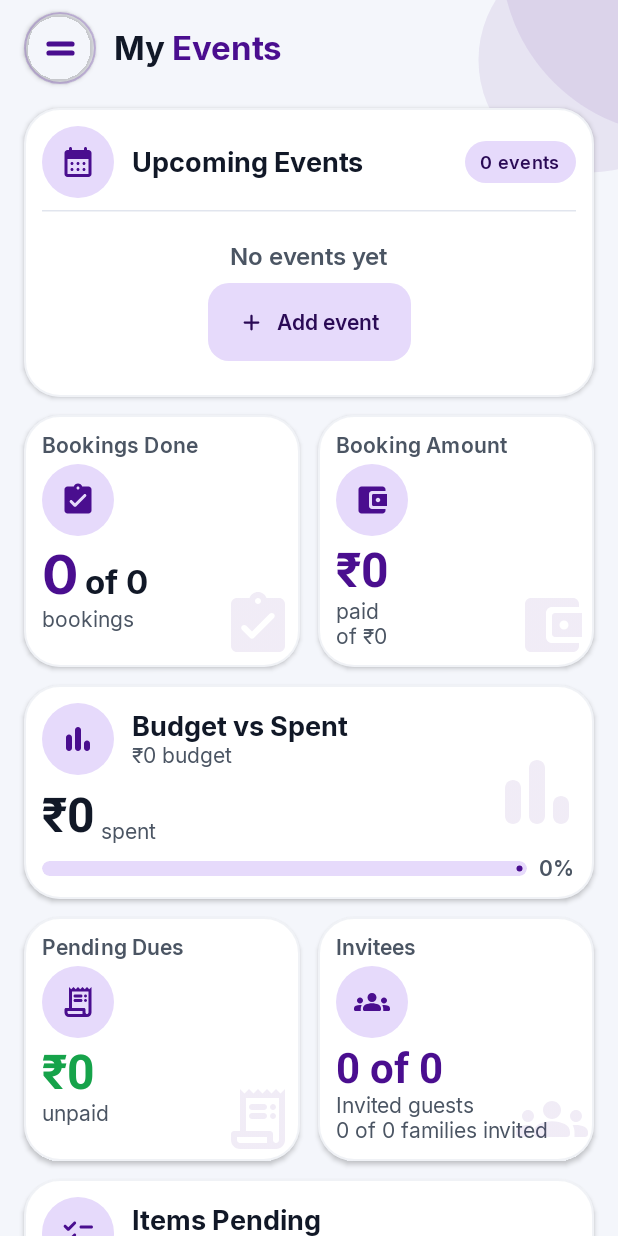
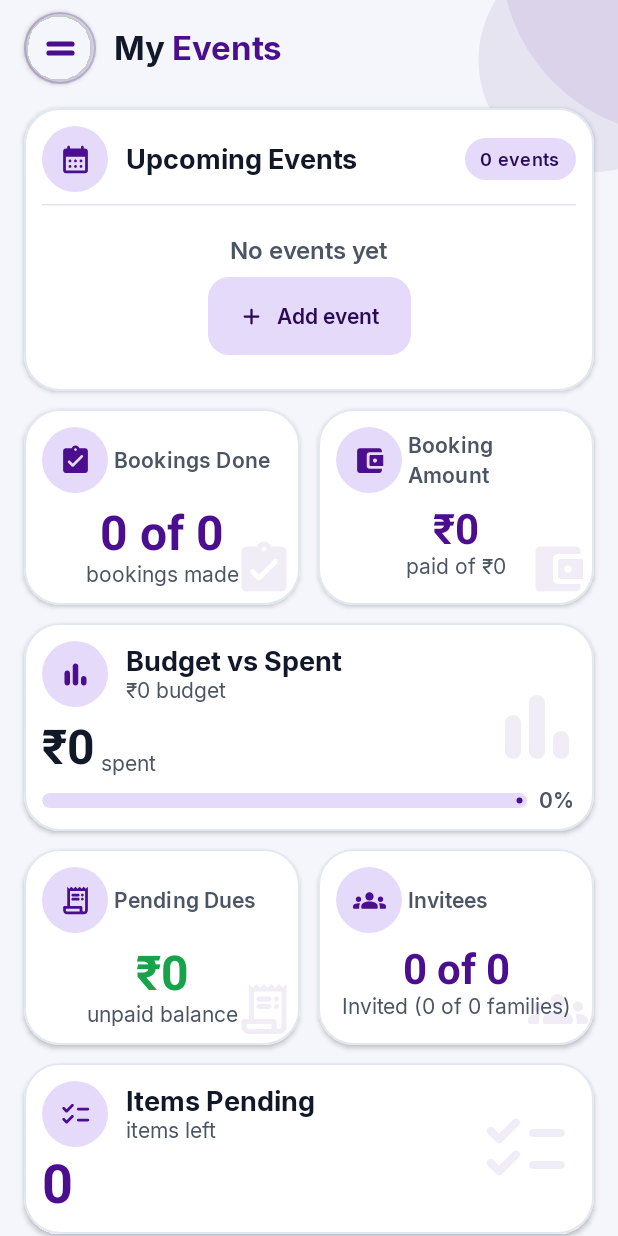
Before and after one commit to sabujdip01/MyEvents, an Android app built with Jetpack Compose: the composable HomeScreen shown on its own in the app's theme, on a phone screen of 412 x 824 dp. Run offline under Robolectric (Android 15) with nearby library versions, the phone set to English and light mode, and no system bars; our stand-ins replace Dagger/Hilt's generated code, Room's generated code; 4 statements that could not run were skipped.

Commit message:
feat(home): align card headers horizontally with icons, light card borders, event popup trigger, and bookingMade count calculation

```diff
--- a/app/src/main/java/sabuj/m/myevents/domain/usecase/ObserveHomeSummaryUseCase.kt
+++ b/app/src/main/java/sabuj/m/myevents/domain/usecase/ObserveHomeSummaryUseCase.kt
@@ -69,7 +69,7 @@ class ObserveHomeSummaryUseCase @Inject constructor(
             val pendingChecklistItems = tasks.count { !it.completed }
             val totalPendingItems = pendingExpenseItems + pendingChecklistItems
 
-            val completedBookings = bookings.count { it.isFullyPaid }
+            val completedBookings = bookings.count { it.bookingMade }
             val totalBookingsCount = bookings.size
 
             HomeSummary(
--- a/app/src/main/java/sabuj/m/myevents/feature/home/HomeScreen.kt
+++ b/app/src/main/java/sabuj/m/myevents/feature/home/HomeScreen.kt
@@ -32,15 +32,20 @@ import androidx.compose.material3.Text
 import androidx.compose.runtime.Composable
 import androidx.compose.runtime.collectAsState
 import androidx.compose.runtime.getValue
+import androidx.compose.runtime.mutableStateOf
+import androidx.compose.runtime.remember
+import androidx.compose.runtime.setValue
 import androidx.compose.ui.Alignment
 import androidx.compose.ui.Modifier
 import androidx.compose.ui.draw.clip
+import androidx.compose.ui.graphics.Color
 import androidx.compose.ui.graphics.StrokeCap
 import androidx.compose.ui.graphics.vector.ImageVector
 import androidx.compose.ui.text.SpanStyle
 import androidx.compose.ui.text.TextStyle
 import androidx.compose.ui.text.buildAnnotatedString
 import androidx.compose.ui.text.font.FontWeight
+import androidx.compose.ui.text.style.TextAlign
 import androidx.compose.ui.text.withStyle
 import androidx.compose.ui.unit.dp
 import androidx.compose.ui.unit.sp
@@ -53,6 +58,7 @@ import sabuj.m.myevents.core.theme.Radius
 import sabuj.m.myevents.core.theme.Spacing
 import sabuj.m.myevents.core.theme.bodyM
 import sabuj.m.myevents.core.theme.labelL
+import sabuj.m.myevents.core.theme.labelM
 import sabuj.m.myevents.core.theme.titleL
 import sabuj.m.myevents.core.theme.titleM
 import sabuj.m.myevents.core.theme.titleS
@@ -62,10 +68,12 @@ import sabuj.m.myevents.core.ui.PillVariant
 import sabuj.m.myevents.core.ui.doodles.BgBlobs
 import sabuj.m.myevents.core.util.DateUtils
 import sabuj.m.myevents.core.util.MoneyFormatter
+import sabuj.m.myevents.domain.model.Event
 import sabuj.m.myevents.domain.model.EventSummary
+import sabuj.m.myevents.feature.events.EventDetailsSheet
 
 /**
- * Home screen dashboard — design.md section 6.4 & Items C1–C11.
+ * Home screen dashboard — design.md section 6.4 & Items B1–B4.
  */
 @Composable
 fun HomeScreen(
@@ -75,7 +83,39 @@ fun HomeScreen(
     viewModel: HomeViewModel = hiltViewModel(),
 ) {
     val state by viewModel.state.collectAsState()
-    HomeContent(state = state, onMenuClick = onMenuClick, onNavigateToEvents = onNavigateToEvents, modifier = modifier)
+    var selectedEventSummary by remember { mutableStateOf<EventSummary?>(null) }
+
+    Box(modifier = Modifier.fillMaxSize()) {
+        HomeContent(
+            state               = state,
+            onMenuClick         = onMenuClick,
+            onNavigateToEvents  = onNavigateToEvents,
+            onEventClick        = { eventSummary -> selectedEventSummary = eventSummary },
+            modifier            = modifier,
+        )
+
+        // Item B3: View Event Popup on chevron click
+        selectedEventSummary?.let { summary ->
+            EventDetailsSheet(
+                event = Event(
+                    id               = summary.id,
+                    title            = summary.title,
+                    eventName        = summary.title,
+                    date             = summary.date,
+                    icon             = summary.icon,
+                    budgetPaise      = 0L,
+                    inviteesRequired = true,
+                    createdAt        = 0L,
+                    updatedAt        = 0L,
+                    syncState        = sabuj.m.myevents.domain.model.SyncState.PENDING,
+                    deleted          = false,
+                ),
+                onDismiss = { selectedEventSummary = null },
+                onEdit    = { selectedEventSummary = null; onNavigateToEvents() },
+                onDelete  = { selectedEventSummary = null; onNavigateToEvents() },
+            )
+        }
+    }
 }
 
 @Composable
@@ -83,6 +123,7 @@ private fun HomeContent(
     state: HomeUiState,
     onMenuClick: () -> Unit,
     onNavigateToEvents: () -> Unit,
+    onEventClick: (EventSummary) -> Unit,
     modifier: Modifier = Modifier,
 ) {
     Box(
@@ -126,7 +167,7 @@ private fun HomeContent(
                 verticalArrangement = Arrangement.spacedBy(Spacing.md),
             ) {
                 // 1. Upcoming Events
-                UpcomingEventsCard(events = state.upcomingEvents, onAddEvent = onNavigateToEvents, onEventClick = { onNavigateToEvents() })
+                UpcomingEventsCard(events = state.upcomingEvents, onAddEvent = onNavigateToEvents, onEventClick = onEventClick)
 
                 // 2 + 3. Bookings Done | Booking Amount
                 Row(
@@ -166,7 +207,7 @@ private fun HomeContent(
                 // 7. Items Pending
                 ItemsPendingCard(count = state.itemsPending)
 
-                // Navigation bar padding prevents overlap with Android system nav bar (Item C1)
+                // Navigation bar padding prevents overlap with Android system nav bar
                 Spacer(Modifier.navigationBarsPadding().height(Spacing.xl2))
             }
         }
@@ -174,7 +215,7 @@ private fun HomeContent(
 }
 
 // ---------------------------------------------------------------------------
-// Shared card shell — Item C6 (50% reduced shadow & light border)
+// Shared card shell — Item B2 (light border for light mode)
 // ---------------------------------------------------------------------------
 
 @Composable
@@ -188,8 +229,8 @@ private fun HomeCard(
         color           = AppColor.surface,
         shadowElevation = 2.dp, // 50% reduced shadow
         border          = BorderStroke(
-            1.dp,
-            if (AppColor.isDark) AppColor.outlineVariant else AppColor.outlineVariant.copy(alpha = 0.5f),
+            0.8.dp,
+            if (AppColor.isDark) AppColor.outlineVariant else Color(0xFFE2E8F0), // light border for light mode
         ),
     ) {
         content()
@@ -201,12 +242,12 @@ private fun HomeCard(
 private fun CardIcon(icon: ImageVector, contentDescription: String = "") {
     Box(
         modifier        = Modifier
-            .size(48.dp)
+            .size(44.dp)
             .clip(CircleShape)
             .background(AppColor.primaryContainer),
         contentAlignment = Alignment.Center,
     ) {
-        Icon(icon, contentDescription, tint = AppColor.primary, modifier = Modifier.size(24.dp))
+        Icon(icon, contentDescription, tint = AppColor.primary, modifier = Modifier.size(22.dp))
     }
 }
 
@@ -218,7 +259,7 @@ private fun CardIcon(icon: ImageVector, contentDescription: String = "") {
 private fun UpcomingEventsCard(
     events: List<EventSummary>,
     onAddEvent: () -> Unit,
-    onEventClick: (String) -> Unit,
+    onEventClick: (EventSummary) -> Unit,
 ) {
     HomeCard {
         Column(modifier = Modifier.padding(Spacing.md)) {
@@ -241,7 +282,7 @@ private fun UpcomingEventsCard(
                 }
             } else {
                 events.forEach { event ->
-                    EventRow(event = event, onClick = { onEventClick(event.id) })
+                    EventRow(event = event, onClick = { onEventClick(event) })
                     Spacer(Modifier.height(Spacing.xs))
                 }
             }
@@ -288,7 +329,7 @@ private fun EventRow(event: EventSummary, onClick: () -> Unit) {
 }
 
 // ---------------------------------------------------------------------------
-// 2. Bookings Done (Items C4 & C5 — Title top, 30% larger callout number)
+// 2. Bookings Done (Item B1 — Header row: Icon + Title in same horizontal line)
 // ---------------------------------------------------------------------------
 
 @Composable
@@ -296,34 +337,39 @@ private fun BookingsDoneCard(done: Int, total: Int, modifier: Modifier) {
     HomeCard(modifier = modifier) {
         Box {
             Column(modifier = Modifier.fillMaxHeight().padding(Spacing.md)) {
-                Text("Bookings Done", style = labelL, color = AppColor.text2)
-                Spacer(Modifier.height(Spacing.xs))
-                CardIcon(icon = AppIcon.Bookings.fallback)
-                Spacer(Modifier.height(Spacing.xs))
+                Row(verticalAlignment = Alignment.CenterVertically) {
+                    CardIcon(icon = AppIcon.Bookings.fallback)
+                    Spacer(Modifier.width(Spacing.xs))
+                    Text("Bookings Done", style = labelL, color = AppColor.text2)
+                }
+                Spacer(Modifier.height(Spacing.sm))
                 Text(
-                    text = buildAnnotatedString {
-                        withStyle(SpanStyle(fontSize = 36.sp, fontWeight = FontWeight.Bold, color = AppColor.primary)) {
-                            append("$done")
-                        }
-                        append(" of $total")
-                    },
-                    style = titleL,
-                    color = AppColor.text,
+                    text      = "$done of $total",
+                    style     = TextStyle(fontSize = 32.sp, fontWeight = FontWeight.Bold),
+                    color     = AppColor.primary,
+                    textAlign = TextAlign.Center,
+                    modifier  = Modifier.fillMaxWidth(),
                 )
-                Text("bookings", style = bodyM, color = AppColor.text2)
+                Text(
+                    text      = "bookings made",
+                    style     = bodyM,
+                    color     = AppColor.text2,
+                    textAlign = TextAlign.Center,
+                    modifier  = Modifier.fillMaxWidth(),
+                )
             }
             Box(
-                modifier        = Modifier.align(Alignment.BottomEnd).size(56.dp).padding(Spacing.xs),
+                modifier        = Modifier.align(Alignment.BottomEnd).size(48.dp).padding(Spacing.xs),
                 contentAlignment = Alignment.Center,
             ) {
-                Icon(AppIcon.Bookings.fallback, null, tint = AppColor.primary.copy(alpha = 0.08f), modifier = Modifier.size(48.dp))
+                Icon(AppIcon.Bookings.fallback, null, tint = AppColor.primary.copy(alpha = 0.08f), modifier = Modifier.size(40.dp))
             }
         }
     }
 }
 
 // ---------------------------------------------------------------------------
-// 3. Booking Amount (Items C4 & C5 — Title top, 30% larger callout number)
+// 3. Booking Amount (Item B1 — Header row: Icon + Title in same horizontal line)
 // ---------------------------------------------------------------------------
 
 @Composable
@@ -331,30 +377,39 @@ private fun BookingAmountCard(paidPaise: Long, totalPaise: Long, modifier: Modif
     HomeCard(modifier = modifier) {
         Box {
             Column(modifier = Modifier.fillMaxHeight().padding(Spacing.md)) {
-                Text("Booking Amount", style = labelL, color = AppColor.text2)
-                Spacer(Modifier.height(Spacing.xs))
-                CardIcon(icon = AppIcon.Expenses.fallback)
-                Spacer(Modifier.height(Spacing.xs))
+                Row(verticalAlignment = Alignment.CenterVertically) {
+                    CardIcon(icon = AppIcon.Expenses.fallback)
+                    Spacer(Modifier.width(Spacing.xs))
+                    Text("Booking Amount", style = labelL, color = AppColor.text2)
+                }
+                Spacer(Modifier.height(Spacing.sm))
                 Text(
-                    text  = MoneyFormatter.format(paidPaise),
-                    style = TextStyle(fontSize = 32.sp, fontWeight = FontWeight.Bold),
-                    color = AppColor.primary,
+                    text      = MoneyFormatter.format(paidPaise),
+                    style     = TextStyle(fontSize = 28.sp, fontWeight = FontWeight.Bold),
+                    color     = AppColor.primary,
+                    textAlign = TextAlign.Center,
+                    modifier  = Modifier.fillMaxWidth(),
                 )
-                Text("paid", style = bodyM, color = AppColor.text2)
-                Text("of ${MoneyFormatter.format(totalPaise)}", style = bodyM, color = AppColor.text2)
+                Text(
+                    text      = "paid of ${MoneyFormatter.format(totalPaise)}",
+                    style     = bodyM,
+                    color     = AppColor.text2,
+                    textAlign = TextAlign.Center,
+                    modifier  = Modifier.fillMaxWidth(),
+                )
             }
             Box(
-                modifier        = Modifier.align(Alignment.BottomEnd).size(56.dp).padding(Spacing.xs),
+                modifier        = Modifier.align(Alignment.BottomEnd).size(48.dp).padding(Spacing.xs),
                 contentAlignment = Alignment.Center,
             ) {
-                Icon(AppIcon.Expenses.fallback, null, tint = AppColor.primary.copy(alpha = 0.08f), modifier = Modifier.size(48.dp))
+                Icon(AppIcon.Expenses.fallback, null, tint = AppColor.primary.copy(alpha = 0.08f), modifier = Modifier.size(40.dp))
             }
         }
     }
 }
 
 // ---------------------------------------------------------------------------
-// 4. Budget vs Spent (Item C10)
+// 4. Budget vs Spent
 // ---------------------------------------------------------------------------
 
 @Composable
@@ -412,7 +467,7 @@ private fun BudgetCard(spentPaise: Long, totalPaise: Long) {
 }
 
 // ---------------------------------------------------------------------------
-// 5. Pending Dues (Items C4 & C5)
+// 5. Pending Dues (Item B1 — Header row: Icon + Title in same horizontal line)
 // ---------------------------------------------------------------------------
 
 @Composable
@@ -420,29 +475,39 @@ private fun PendingDuesCard(paise: Long, modifier: Modifier) {
     HomeCard(modifier = modifier) {
         Box {
             Column(modifier = Modifier.fillMaxHeight().padding(Spacing.md)) {
-                Text("Pending Dues", style = labelL, color = AppColor.text2)
-                Spacer(Modifier.height(Spacing.xs))
-                CardIcon(icon = AppIcon.Dues.fallback)
-                Spacer(Modifier.height(Spacing.xs))
+                Row(verticalAlignment = Alignment.CenterVertically) {
+                    CardIcon(icon = AppIcon.Dues.fallback)
+                    Spacer(Modifier.width(Spacing.xs))
+                    Text("Pending Dues", style = labelL, color = AppColor.text2)
+                }
+                Spacer(Modifier.height(Spacing.sm))
                 Text(
-                    text  = MoneyFormatter.format(paise),
-                    style = TextStyle(fontSize = 32.sp, fontWeight = FontWeight.Bold),
-                    color = if (paise > 0) AppColor.danger else AppColor.success,
+                    text      = MoneyFormatter.format(paise),
+                    style     = TextStyle(fontSize = 32.sp, fontWeight = FontWeight.Bold),
+                    color     = if (paise > 0) AppColor.danger else AppColor.success,
+                    textAlign = TextAlign.Center,
+                    modifier  = Modifier.fillMaxWidth(),
                 )
-                Text("unpaid", style = bodyM, color = AppColor.text2)
+                Text(
+                    text      = "unpaid balance",
+                    style     = bodyM,
+                    color     = AppColor.text2,
+                    textAlign = TextAlign.Center,
+                    modifier  = Modifier.fillMaxWidth(),
+                )
             }
             Box(
-                modifier        = Modifier.align(Alignment.BottomEnd).size(56.dp).padding(Spacing.xs),
+                modifier        = Modifier.align(Alignment.BottomEnd).size(48.dp).padding(Spacing.xs),
                 contentAlignment = Alignment.Center,
             ) {
-                Icon(AppIcon.Dues.fallback, null, tint = AppColor.primary.copy(alpha = 0.08f), modifier = Modifier.size(48.dp))
+                Icon(AppIcon.Dues.fallback, null, tint = AppColor.primary.copy(alpha = 0.08f), modifier = Modifier.size(40.dp))
             }
         }
     }
 }
 
 // ---------------------------------------------------------------------------
-// 6. Invitees (Items C4 & C11 — X of X Invited, Y of Y families invited)
+// 6. Invitees (Item B1 — Header row: Icon + Title in same horizontal line)
 // ---------------------------------------------------------------------------
 
 @Composable
@@ -456,23 +521,32 @@ private fun InviteesCard(
     HomeCard(modifier = modifier) {
         Box {
             Column(modifier = Modifier.fillMaxHeight().padding(Spacing.md)) {
-                Text("Invitees", style = labelL, color = AppColor.text2)
-                Spacer(Modifier.height(Spacing.xs))
-                CardIcon(icon = AppIcon.Invitees.fallback)
-                Spacer(Modifier.height(Spacing.xs))
+                Row(verticalAlignment = Alignment.CenterVertically) {
+                    CardIcon(icon = AppIcon.Invitees.fallback)
+                    Spacer(Modifier.width(Spacing.xs))
+                    Text("Invitees", style = labelL, color = AppColor.text2)
+                }
+                Spacer(Modifier.height(Spacing.sm))
                 Text(
-                    text  = "$invitedGuests of $totalGuests",
-                    style = TextStyle(fontSize = 28.sp, fontWeight = FontWeight.Bold),
-                    color = AppColor.primary,
+                    text      = "$invitedGuests of $totalGuests",
+                    style     = TextStyle(fontSize = 28.sp, fontWeight = FontWeight.Bold),
+                    color     = AppColor.primary,
+                    textAlign = TextAlign.Center,
+                    modifier  = Modifier.fillMaxWidth(),
                 )
-                Text("Invited guests", style = bodyM, color = AppColor.text2)
-                Text("$invitedFamilies of $totalFamilies families invited", style = bodyM, color = AppColor.text2)
+                Text(
+                    text      = "Invited ($invitedFamilies of $totalFamilies families)",
+                    style     = bodyM,
+                    color     = AppColor.text2,
+                    textAlign = TextAlign.Center,
+                    modifier  = Modifier.fillMaxWidth(),
+                )
             }
             Box(
-                modifier        = Modifier.align(Alignment.BottomEnd).size(56.dp).padding(Spacing.xs),
+                modifier        = Modifier.align(Alignment.BottomEnd).size(48.dp).padding(Spacing.xs),
                 contentAlignment = Alignment.Center,
             ) {
-                Icon(AppIcon.Invitees.fallback, null, tint = AppColor.primary.copy(alpha = 0.08f), modifier = Modifier.size(48.dp))
+                Icon(AppIcon.Invitees.fallback, null, tint = AppColor.primary.copy(alpha = 0.08f), modifier = Modifier.size(40.dp))
             }
         }
     }
@@ -526,7 +600,14 @@ private fun ItemsPendingCard(count: Int) {
 @LightDarkPreviews
 @Composable
 private fun HomeScreenEmptyPreview() {
-    AppTheme { HomeContent(state = HomeUiState(), onMenuClick = {}, onNavigateToEvents = {}) }
+    AppTheme {
+        HomeContent(
+            state              = HomeUiState(),
+            onMenuClick        = {},
+            onNavigateToEvents = {},
+            onEventClick       = {},
+        )
+    }
 }
 
 @LightDarkPreviews
@@ -553,6 +634,7 @@ private fun HomeScreenFilledPreview() {
             ),
             onMenuClick        = {},
             onNavigateToEvents = {},
+            onEventClick       = {},
         )
     }
 }
```
